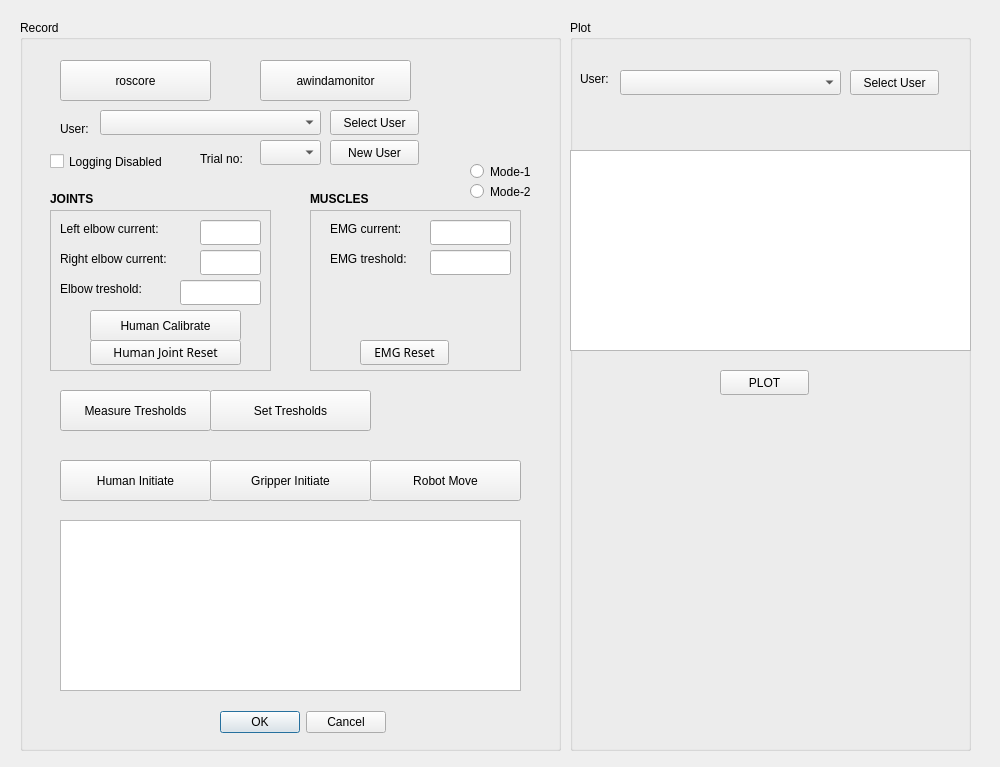
Above: ui/main.ui from frdedynamics/hrc_training before the change. Below: the same form after it.
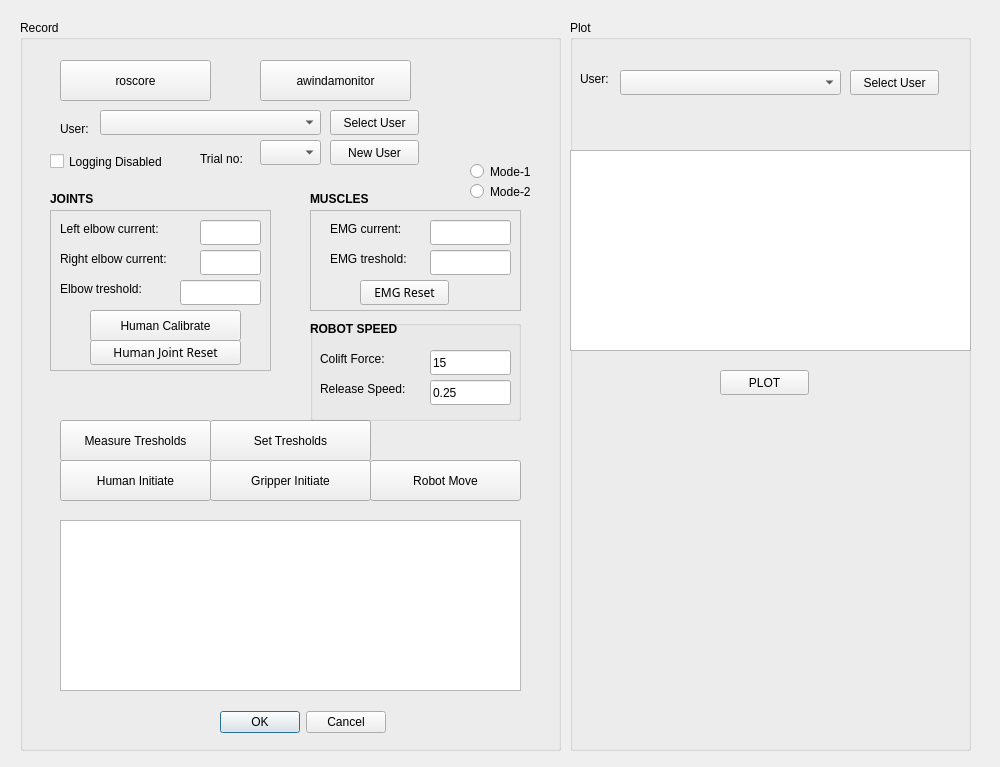
That is the form after the change. Icons and pictures are not drawn.

Commit message: adjustable robot force and speed

```diff
--- a/ui/main.ui
+++ b/ui/main.ui
@@ -158,7 +158,7 @@
       <x>290</x>
       <y>190</y>
       <width>211</width>
-      <height>161</height>
+      <height>101</height>
      </rect>
     </property>
     <property name="frameShape">
@@ -171,7 +171,7 @@
      <property name="geometry">
       <rect>
        <x>50</x>
-       <y>130</y>
+       <y>70</y>
        <width>89</width>
        <height>25</height>
       </rect>
@@ -424,7 +424,7 @@
     <property name="geometry">
      <rect>
       <x>40</x>
-      <y>370</y>
+      <y>400</y>
       <width>151</width>
       <height>41</height>
      </rect>
@@ -437,7 +437,7 @@
     <property name="geometry">
      <rect>
       <x>190</x>
-      <y>370</y>
+      <y>400</y>
       <width>161</width>
       <height>41</height>
      </rect>
@@ -484,6 +484,96 @@
      <string>MUSCLES</string>
     </property>
    </widget>
+   <widget class="QGroupBox" name="groupBox">
+    <property name="geometry">
+     <rect>
+      <x>290</x>
+      <y>300</y>
+      <width>211</width>
+      <height>101</height>
+     </rect>
+    </property>
+    <property name="font">
+     <font>
+      <weight>50</weight>
+      <bold>false</bold>
+     </font>
+    </property>
+    <property name="title">
+     <string/>
+    </property>
+    <widget class="QLineEdit" name="robotForceLineEdit">
+     <property name="geometry">
+      <rect>
+       <x>120</x>
+       <y>30</y>
+       <width>81</width>
+       <height>25</height>
+      </rect>
+     </property>
+     <property name="text">
+      <string>15</string>
+     </property>
+    </widget>
+    <widget class="QLabel" name="robotForceLabel">
+     <property name="geometry">
+      <rect>
+       <x>10</x>
+       <y>30</y>
+       <width>101</width>
+       <height>17</height>
+      </rect>
+     </property>
+     <property name="text">
+      <string>Colift Force:</string>
+     </property>
+    </widget>
+    <widget class="QLabel" name="robotspeedLabel">
+     <property name="geometry">
+      <rect>
+       <x>10</x>
+       <y>60</y>
+       <width>101</width>
+       <height>17</height>
+      </rect>
+     </property>
+     <property name="text">
+      <string>Release Speed:</string>
+     </property>
+    </widget>
+    <widget class="QLineEdit" name="robotSpeedLineEdit">
+     <property name="geometry">
+      <rect>
+       <x>120</x>
+       <y>60</y>
+       <width>81</width>
+       <height>25</height>
+      </rect>
+     </property>
+     <property name="text">
+      <string>0.25</string>
+     </property>
+    </widget>
+    <widget class="QLabel" name="label_4">
+     <property name="geometry">
+      <rect>
+       <x>0</x>
+       <y>0</y>
+       <width>111</width>
+       <height>17</height>
+      </rect>
+     </property>
+     <property name="font">
+      <font>
+       <weight>75</weight>
+       <bold>true</bold>
+      </font>
+     </property>
+     <property name="text">
+      <string>ROBOT SPEED</string>
+     </property>
+    </widget>
+   </widget>
    <zorder>emg_frame</zorder>
    <zorder>joint_frame</zorder>
    <zorder>loggingcheckBox</zorder>
@@ -506,6 +596,7 @@
    <zorder>setTresholdButton</zorder>
    <zorder>label_2</zorder>
    <zorder>label_3</zorder>
+   <zorder>groupBox</zorder>
   </widget>
   <widget class="QGroupBox" name="plotgroupBox">
    <property name="geometry">
```
The commit also changes 3 other files.
